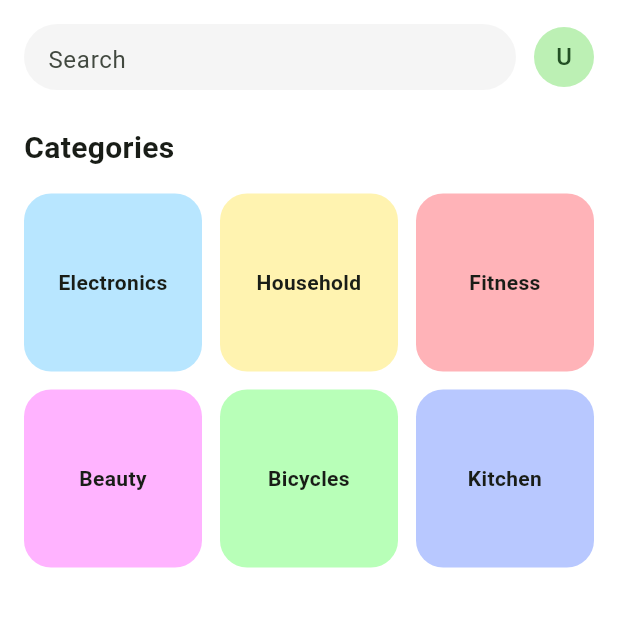
After one commit to juheesaxena/UniBazaar, a Flutter app: the HomeScreen screen opened by its route, after a tap on the "search" icon, on a phone screen of 412 x 824 dp, the top half of it. The commit adds this screen. Run offline on Flutter 3.47's test engine with Material 3 defaults, Android fonts, the phone set to English and light mode, and no system bars; our stand-ins replace firebase_auth, firebase_core, firebase_database; accounts and stored records are empty.

Commit message:
Added search on homescreen

```diff
--- a/lib/main.dart
+++ b/lib/main.dart
@@ -9,6 +9,7 @@ import 'auth/phone_signup_screen.dart';
 import 'auth/phone_login_screen.dart';
 import 'firebase_options.dart';
 import 'side_menu.dart';
+import 'search_screen.dart';
 
 // Firebase singletons (optional)
 final FirebaseAuth auth = FirebaseAuth.instance;
@@ -189,6 +190,18 @@ class _HomeScreenState extends State<HomeScreen>
                       ),
                     ),
                     const Spacer(),
+                    IconButton(
+                      icon: const Icon(Icons.search),
+                      onPressed: () {
+                        Navigator.push(
+                          context,
+                          MaterialPageRoute(
+                            builder: (_) =>
+                                SearchScreen(avatarInitial: avatarInitial),
+                          ),
+                        );
+                      },
+                    ),
                     CircleAvatar(child: Text(avatarInitial)),
                   ],
                 ),
--- /dev/null
+++ b/lib/search_screen.dart
@@ -0,0 +1,99 @@
+import 'package:flutter/material.dart';
+
+class SearchScreen extends StatelessWidget {
+  final String avatarInitial;
+
+  const SearchScreen({super.key, required this.avatarInitial});
+
+  @override
+  Widget build(BuildContext context) {
+    return Scaffold(
+      backgroundColor: Colors.white,
+      body: SafeArea(
+        child: Padding(
+          padding: const EdgeInsets.all(16),
+          child: Column(
+            crossAxisAlignment: CrossAxisAlignment.start,
+            children: [
+              // Top row: search bar + avatar
+              Row(
+                children: [
+                  Expanded(
+                    child: Container(
+                      height: 44,
+                      decoration: BoxDecoration(
+                        color: Colors.grey.shade100,
+                        borderRadius: BorderRadius.circular(24),
+                      ),
+                      padding: const EdgeInsets.symmetric(horizontal: 16),
+                      child: const TextField(
+                        decoration: InputDecoration(
+                          border: InputBorder.none,
+                          hintText: 'Search',
+                        ),
+                      ),
+                    ),
+                  ),
+                  const SizedBox(width: 12),
+                  CircleAvatar(child: Text(avatarInitial)),
+                ],
+              ),
+
+              const SizedBox(height: 24),
+
+              const Text(
+                'Categories',
+                style: TextStyle(fontSize: 20, fontWeight: FontWeight.w700),
+              ),
+
+              const SizedBox(height: 16),
+
+              Expanded(
+                child: GridView.count(
+                  crossAxisCount: 3,
+                  mainAxisSpacing: 12,
+                  crossAxisSpacing: 12,
+                  children: const [
+                    _CategoryTile(
+                      label: 'Electronics',
+                      color: Color(0xFFB8E6FF),
+                    ),
+                    _CategoryTile(label: 'Household', color: Color(0xFFFFF3B0)),
+                    _CategoryTile(label: 'Fitness', color: Color(0xFFFFB3B8)),
+                    _CategoryTile(label: 'Beauty', color: Color(0xFFFFB3FF)),
+                    _CategoryTile(label: 'Bicycles', color: Color(0xFFB8FFB8)),
+                    _CategoryTile(label: 'Kitchen', color: Color(0xFFB8C8FF)),
+                  ],
+                ),
+              ),
+            ],
+          ),
+        ),
+      ),
+    );
+  }
+}
+
+class _CategoryTile extends StatelessWidget {
+  final String label;
+  final Color color;
+
+  const _CategoryTile({required this.label, required this.color, super.key});
+
+  @override
+  Widget build(BuildContext context) {
+    return Container(
+      decoration: BoxDecoration(
+        color: color,
+        borderRadius: BorderRadius.circular(18),
+      ),
+      child: Center(
+        child: Text(
+          label,
+          style: const TextStyle(fontWeight: FontWeight.w600),
+          textAlign: TextAlign.center,
+        ),
+      ),
+    );
+  }
+}
```
